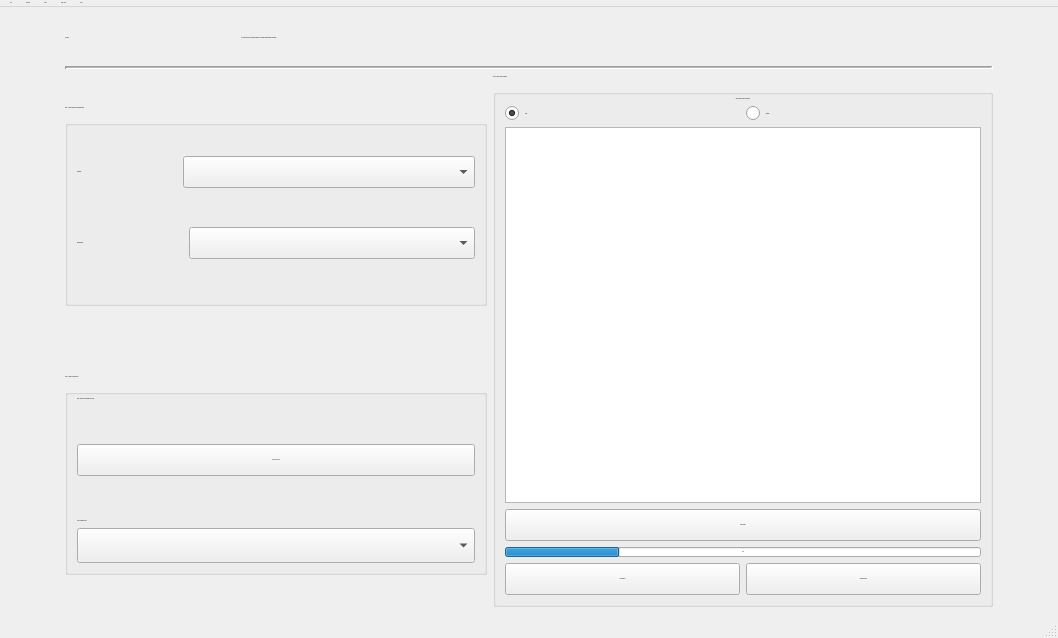
Above: CASPER_main.ui from TrinhLab/CASPERapp before the change. Below: the same form after it.
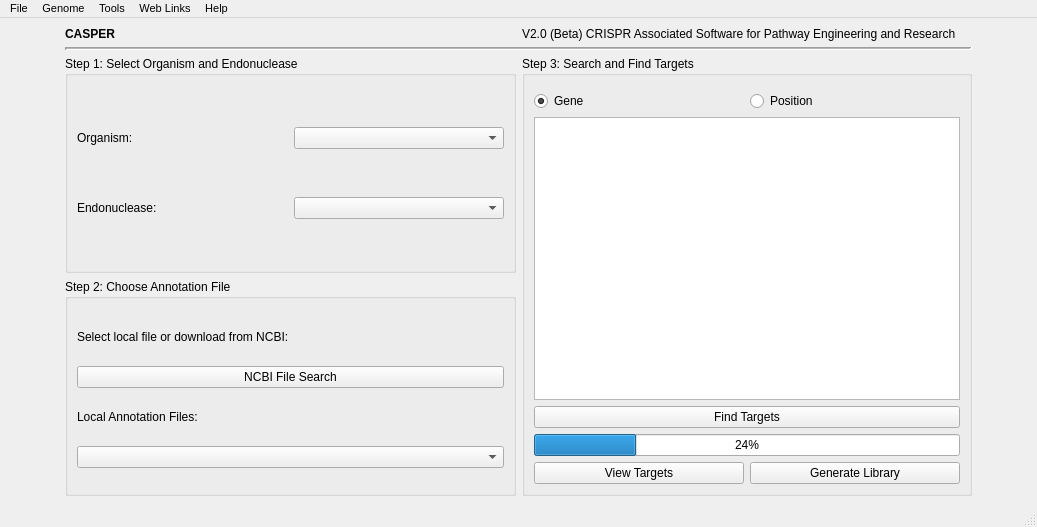
That is the form after the change.

Commit message: error logging finished for all classes in main.py. Also adding support for dynamic scaling in startup window and main windows.

The edit to the form file:
```diff
--- a/CASPER_main.ui
+++ b/CASPER_main.ui
@@ -9,14 +9,13 @@
    <rect>
     <x>0</x>
     <y>0</y>
-    <width>1058</width>
-    <height>638</height>
+    <width>1037</width>
+    <height>527</height>
    </rect>
   </property>
   <property name="font">
    <font>
     <family>Arial</family>
-    <pointsize>-1</pointsize>
     <weight>50</weight>
     <italic>false</italic>
     <bold>false</bold>
@@ -29,6 +28,11 @@
    <string notr="true">font: 16px 'Arial';</string>
   </property>
   <widget class="QWidget" name="centralwidget">
+   <property name="font">
+    <font>
+     <family>Arial</family>
+    </font>
+   </property>
    <property name="styleSheet">
     <string notr="true"/>
    </property>
@@ -41,7 +45,7 @@
       <item row="0" column="0" rowspan="2">
        <widget class="QGroupBox" name="Step1">
         <property name="sizePolicy">
-         <sizepolicy hsizetype="Minimum" vsizetype="Preferred">
+         <sizepolicy hsizetype="Preferred" vsizetype="Preferred">
           <horstretch>0</horstretch>
           <verstretch>0</verstretch>
          </sizepolicy>
@@ -55,13 +59,12 @@
         <property name="maximumSize">
          <size>
           <width>16777215</width>
-          <height>200</height>
+          <height>16777215</height>
          </size>
         </property>
         <property name="font">
          <font>
           <family>Arial</family>
-          <pointsize>-1</pointsize>
           <weight>50</weight>
           <italic>false</italic>
           <bold>false</bold>
@@ -76,9 +79,15 @@
         <layout class="QGridLayout" name="gridLayout">
          <item row="0" column="0">
           <widget class="QLabel" name="label_2">
+           <property name="sizePolicy">
+            <sizepolicy hsizetype="Preferred" vsizetype="Fixed">
+             <horstretch>0</horstretch>
+             <verstretch>0</verstretch>
+            </sizepolicy>
+           </property>
            <property name="minimumSize">
             <size>
-             <width>100</width>
+             <width>0</width>
              <height>0</height>
             </size>
            </property>
@@ -91,7 +100,6 @@
            <property name="font">
             <font>
              <family>Arial</family>
-             <pointsize>-1</pointsize>
              <weight>50</weight>
              <italic>false</italic>
              <bold>false</bold>
@@ -105,21 +113,21 @@
            </property>
           </widget>
          </item>
-         <item row="0" column="1" colspan="2">
+         <item row="0" column="2">
           <widget class="QComboBox" name="orgChoice">
            <property name="enabled">
             <bool>true</bool>
            </property>
            <property name="sizePolicy">
-            <sizepolicy hsizetype="Expanding" vsizetype="Fixed">
+            <sizepolicy hsizetype="Preferred" vsizetype="Fixed">
              <horstretch>0</horstretch>
              <verstretch>0</verstretch>
             </sizepolicy>
            </property>
            <property name="minimumSize">
             <size>
-             <width>200</width>
-             <height>32</height>
+             <width>0</width>
+             <height>0</height>
             </size>
            </property>
            <property name="maximumSize">
@@ -128,20 +136,29 @@
              <height>16777215</height>
             </size>
            </property>
+           <property name="font">
+            <font>
+             <family>Arial</family>
+             <pointsize>8</pointsize>
+             <weight>50</weight>
+             <italic>false</italic>
+             <bold>false</bold>
+            </font>
+           </property>
           </widget>
          </item>
          <item row="1" column="2">
           <widget class="QComboBox" name="endoChoice">
            <property name="sizePolicy">
-            <sizepolicy hsizetype="Expanding" vsizetype="Fixed">
+            <sizepolicy hsizetype="Preferred" vsizetype="Fixed">
              <horstretch>0</horstretch>
              <verstretch>0</verstretch>
             </sizepolicy>
            </property>
            <property name="minimumSize">
             <size>
-             <width>200</width>
-             <height>32</height>
+             <width>0</width>
+             <height>0</height>
             </size>
            </property>
            <property name="maximumSize">
@@ -150,10 +167,25 @@
              <height>16777215</height>
             </size>
            </property>
+           <property name="font">
+            <font>
+             <family>Arial</family>
+             <pointsize>8</pointsize>
+             <weight>50</weight>
+             <italic>false</italic>
+             <bold>false</bold>
+            </font>
+           </property>
           </widget>
          </item>
-         <item row="1" column="0" colspan="2">
+         <item row="1" column="0">
           <widget class="QLabel" name="label">
+           <property name="sizePolicy">
+            <sizepolicy hsizetype="Preferred" vsizetype="Fixed">
+             <horstretch>0</horstretch>
+             <verstretch>0</verstretch>
+            </sizepolicy>
+           </property>
            <property name="minimumSize">
             <size>
              <width>0</width>
@@ -169,7 +201,6 @@
            <property name="font">
             <font>
              <family>Arial</family>
-             <pointsize>-1</pointsize>
              <weight>50</weight>
              <italic>false</italic>
              <bold>false</bold>
@@ -189,7 +220,7 @@
       <item row="2" column="0" rowspan="2">
        <widget class="QGroupBox" name="Step2">
         <property name="sizePolicy">
-         <sizepolicy hsizetype="Minimum" vsizetype="Preferred">
+         <sizepolicy hsizetype="Preferred" vsizetype="Preferred">
           <horstretch>0</horstretch>
           <verstretch>0</verstretch>
          </sizepolicy>
@@ -203,9 +234,14 @@
         <property name="maximumSize">
          <size>
           <width>16777215</width>
-          <height>200</height>
+          <height>16777215</height>
          </size>
         </property>
+        <property name="font">
+         <font>
+          <family>Arial</family>
+         </font>
+        </property>
         <property name="styleSheet">
          <string notr="true"/>
         </property>
@@ -216,40 +252,23 @@
          <property name="topMargin">
           <number>15</number>
          </property>
-         <item row="3" column="1">
-          <widget class="QLabel" name="label_3">
-           <property name="minimumSize">
-            <size>
-             <width>0</width>
-             <height>32</height>
-            </size>
-           </property>
-           <property name="maximumSize">
-            <size>
-             <width>1000</width>
-             <height>103247</height>
-            </size>
-           </property>
-           <property name="text">
-            <string>Local Annotation Files:</string>
-           </property>
-           <property name="alignment">
-            <set>Qt::AlignBottom|Qt::AlignLeading|Qt::AlignLeft</set>
-           </property>
-          </widget>
-         </item>
          <item row="1" column="1" colspan="2">
           <widget class="QLabel" name="label_4">
+           <property name="sizePolicy">
+            <sizepolicy hsizetype="Preferred" vsizetype="Fixed">
+             <horstretch>0</horstretch>
+             <verstretch>0</verstretch>
+            </sizepolicy>
+           </property>
            <property name="maximumSize">
             <size>
-             <width>10000</width>
-             <height>40</height>
+             <width>16777215</width>
+             <height>16777215</height>
             </size>
            </property>
            <property name="font">
             <font>
              <family>Arial</family>
-             <pointsize>-1</pointsize>
              <weight>50</weight>
              <italic>false</italic>
              <bold>false</bold>
@@ -262,16 +281,22 @@
             <string>Select local file or download from NCBI:</string>
            </property>
            <property name="alignment">
-            <set>Qt::AlignLeading|Qt::AlignLeft|Qt::AlignTop</set>
+            <set>Qt::AlignBottom|Qt::AlignLeading|Qt::AlignLeft</set>
            </property>
           </widget>
          </item>
          <item row="2" column="1" colspan="2">
           <widget class="QPushButton" name="launch_ncbi_button">
+           <property name="sizePolicy">
+            <sizepolicy hsizetype="Preferred" vsizetype="Fixed">
+             <horstretch>0</horstretch>
+             <verstretch>0</verstretch>
+            </sizepolicy>
+           </property>
            <property name="minimumSize">
             <size>
              <width>0</width>
-             <height>32</height>
+             <height>0</height>
             </size>
            </property>
            <property name="maximumSize">
@@ -280,6 +305,11 @@
              <height>16777215</height>
             </size>
            </property>
+           <property name="font">
+            <font>
+             <family>Arial</family>
+            </font>
+           </property>
            <property name="text">
             <string>NCBI File Search</string>
            </property>
@@ -288,27 +318,26 @@
          <item row="4" column="1" colspan="2">
           <widget class="QComboBox" name="annotation_files">
            <property name="sizePolicy">
-            <sizepolicy hsizetype="Fixed" vsizetype="Fixed">
+            <sizepolicy hsizetype="Preferred" vsizetype="Fixed">
              <horstretch>0</horstretch>
              <verstretch>0</verstretch>
             </sizepolicy>
            </property>
            <property name="minimumSize">
             <size>
-             <width>20</width>
+             <width>0</width>
              <height>0</height>
             </size>
            </property>
            <property name="maximumSize">
             <size>
-             <width>500</width>
-             <height>35</height>
+             <width>16777215</width>
+             <height>16777215</height>
             </size>
            </property>
            <property name="font">
             <font>
              <family>Arial</family>
-             <pointsize>-1</pointsize>
              <weight>50</weight>
              <italic>false</italic>
              <bold>false</bold>
@@ -316,21 +345,54 @@
            </property>
           </widget>
          </item>
+         <item row="3" column="1" colspan="2">
+          <widget class="QLabel" name="label_3">
+           <property name="sizePolicy">
+            <sizepolicy hsizetype="Preferred" vsizetype="Fixed">
+             <horstretch>0</horstretch>
+             <verstretch>0</verstretch>
+            </sizepolicy>
+           </property>
+           <property name="minimumSize">
+            <size>
+             <width>0</width>
+             <height>0</height>
+            </size>
+           </property>
+           <property name="maximumSize">
+            <size>
+             <width>16777215</width>
+             <height>16777215</height>
+            </size>
+           </property>
+           <property name="font">
+            <font>
+             <family>Arial</family>
+            </font>
+           </property>
+           <property name="text">
+            <string>Local Annotation Files:</string>
+           </property>
+           <property name="alignment">
+            <set>Qt::AlignBottom|Qt::AlignLeading|Qt::AlignLeft</set>
+           </property>
+          </widget>
+         </item>
         </layout>
        </widget>
       </item>
       <item row="0" column="1" rowspan="4">
        <widget class="QGroupBox" name="Step3">
         <property name="sizePolicy">
-         <sizepolicy hsizetype="Expanding" vsizetype="Expanding">
+         <sizepolicy hsizetype="Preferred" vsizetype="Preferred">
           <horstretch>0</horstretch>
           <verstretch>0</verstretch>
          </sizepolicy>
         </property>
         <property name="minimumSize">
          <size>
-          <width>500</width>
-          <height>500</height>
+          <width>0</width>
+          <height>0</height>
          </size>
         </property>
         <property name="maximumSize">
@@ -339,6 +401,11 @@
           <height>16777215</height>
          </size>
         </property>
+        <property name="font">
+         <font>
+          <family>Arial</family>
+         </font>
+        </property>
         <property name="styleSheet">
          <string notr="true"/>
         </property>
@@ -349,21 +416,71 @@
          <property name="topMargin">
           <number>15</number>
          </property>
-         <item row="6" column="0">
-          <widget class="QPushButton" name="pushButton_ViewTargets">
+         <item row="1" column="0" colspan="2">
+          <widget class="QPlainTextEdit" name="geneEntryField">
+           <property name="sizePolicy">
+            <sizepolicy hsizetype="Expanding" vsizetype="Expanding">
+             <horstretch>0</horstretch>
+             <verstretch>0</verstretch>
+            </sizepolicy>
+           </property>
+           <property name="minimumSize">
+            <size>
+             <width>250</width>
+             <height>0</height>
+            </size>
+           </property>
+           <property name="maximumSize">
+            <size>
+             <width>16777215</width>
+             <height>16777215</height>
+            </size>
+           </property>
+           <property name="font">
+            <font>
+             <family>Arial</family>
+            </font>
+           </property>
+          </widget>
+         </item>
+         <item row="5" column="1">
+          <widget class="QPushButton" name="GenerateLibrary">
+           <property name="sizePolicy">
+            <sizepolicy hsizetype="Preferred" vsizetype="Fixed">
+             <horstretch>0</horstretch>
+             <verstretch>0</verstretch>
+            </sizepolicy>
+           </property>
            <property name="minimumSize">
             <size>
              <width>0</width>
-             <height>32</height>
+             <height>0</height>
+            </size>
+           </property>
+           <property name="maximumSize">
+            <size>
+             <width>1000</width>
+             <height>16777215</height>
             </size>
            </property>
            <property name="text">
-            <string>View Targets</string>
+            <string>Generate Library</string>
            </property>
           </widget>
          </item>
-         <item row="1" column="0">
+         <item row="0" column="0">
           <widget class="QRadioButton" name="radioButton_Gene">
+           <property name="sizePolicy">
+            <sizepolicy hsizetype="Preferred" vsizetype="Fixed">
+             <horstretch>0</horstretch>
+             <verstretch>0</verstretch>
+            </sizepolicy>
+           </property>
+           <property name="font">
+            <font>
+             <family>Arial</family>
+            </font>
+           </property>
            <property name="text">
             <string>Gene</string>
            </property>
@@ -372,74 +489,52 @@
            </property>
           </widget>
          </item>
-         <item row="1" column="1">
-          <widget class="QRadioButton" name="radioButton_Position">
-           <property name="text">
-            <string>Position</string>
-           </property>
-          </widget>
-         </item>
-         <item row="5" column="0" colspan="2">
+         <item row="4" column="0" colspan="2">
           <widget class="QProgressBar" name="progressBar">
+           <property name="sizePolicy">
+            <sizepolicy hsizetype="Preferred" vsizetype="Fixed">
+             <horstretch>0</horstretch>
+             <verstretch>0</verstretch>
+            </sizepolicy>
+           </property>
            <property name="value">
             <number>24</number>
            </property>
           </widget>
          </item>
+         <item row="0" column="1">
+          <widget class="QRadioButton" name="radioButton_Position">
+           <property name="sizePolicy">
+            <sizepolicy hsizetype="Preferred" vsizetype="Fixed">
+             <horstretch>0</horstretch>
+             <verstretch>0</verstretch>
+            </sizepolicy>
+           </property>
+           <property name="font">
+            <font>
+             <family>Arial</family>
+            </font>
+           </property>
+           <property name="text">
+            <string>Position</string>
+           </property>
+          </widget>
+         </item>
          <item row="2" column="0" colspan="2">
-          <widget class="QPlainTextEdit" name="geneEntryField">
-           <property name="minimumSize">
-            <size>
-             <width>400</width>
-             <height>0</height>
-            </size>
-           </property>
-           <property name="maximumSize">
-            <size>
-             <width>16777215</width>
-             <height>16777215</height>
-            </size>
-           </property>
-          </widget>
-         </item>
-         <item row="6" column="1">
-          <widget class="QPushButton" name="GenerateLibrary">
-           <property name="minimumSize">
-            <size>
-             <width>0</width>
-             <height>32</height>
-            </size>
-           </property>
-           <property name="maximumSize">
-            <size>
-             <width>1000</width>
-             <height>16777215</height>
-            </size>
-           </property>
-           <property name="text">
-            <string>Generate Library</string>
-           </property>
-          </widget>
-         </item>
-         <item row="0" column="0" colspan="2">
-          <widget class="QLabel" name="seq_label">
-           <property name="text">
-            <string>Input Custom Sequences Below:</string>
-           </property>
-           <property name="alignment">
-            <set>Qt::AlignCenter</set>
-           </property>
-          </widget>
-         </item>
-         <item row="3" column="0" colspan="2">
           <widget class="QPushButton" name="pushButton_FindTargets">
            <property name="enabled">
             <bool>true</bool>
            </property>
+           <property name="sizePolicy">
+            <sizepolicy hsizetype="Preferred" vsizetype="Fixed">
+             <horstretch>0</horstretch>
+             <verstretch>0</verstretch>
+            </sizepolicy>
+           </property>
            <property name="minimumSize">
             <size>
              <width>0</width>
-             <height>32</height>
+             <height>0</height>
             </size>
            </property>
            <property name="text">
@@ -447,6 +542,25 @@
            </property>
           </widget>
          </item>
+         <item row="5" column="0">
+          <widget class="QPushButton" name="pushButton_ViewTargets">
+           <property name="sizePolicy">
+            <sizepolicy hsizetype="Preferred" vsizetype="Fixed">
+             <horstretch>0</horstretch>
+             <verstretch>0</verstretch>
+            </sizepolicy>
+           </property>
+           <property name="minimumSize">
+            <size>
+             <width>0</width>
+             <height>0</height>
+            </size>
+           </property>
+           <property name="text">
+            <string>View Targets</string>
+           </property>
+          </widget>
+         </item>
         </layout>
        </widget>
       </item>
@@ -454,22 +568,27 @@
     </item>
     <item row="1" column="2" alignment="Qt::AlignLeft">
      <widget class="QLabel" name="label_7">
+      <property name="sizePolicy">
+       <sizepolicy hsizetype="Preferred" vsizetype="Fixed">
+        <horstretch>0</horstretch>
+        <verstretch>0</verstretch>
+       </sizepolicy>
+      </property>
       <property name="minimumSize">
        <size>
-        <width>730</width>
-        <height>30</height>
+        <width>0</width>
+        <height>0</height>
        </size>
       </property>
       <property name="maximumSize">
        <size>
-        <width>730</width>
-        <height>100</height>
+        <width>16777215</width>
+        <height>16777215</height>
        </size>
       </property>
       <property name="font">
        <font>
         <family>Arial</family>
-        <pointsize>-1</pointsize>
         <weight>50</weight>
         <italic>false</italic>
         <bold>false</bold>
@@ -507,18 +626,31 @@
     </item>
     <item row="1" column="1">
      <widget class="QLabel" name="label_8">
+      <property name="sizePolicy">
+       <sizepolicy hsizetype="Preferred" vsizetype="Fixed">
+        <horstretch>0</horstretch>
+        <verstretch>0</verstretch>
+       </sizepolicy>
+      </property>
       <property name="minimumSize">
        <size>
-        <width>170</width>
-        <height>44</height>
+        <width>0</width>
+        <height>0</height>
        </size>
       </property>
       <property name="maximumSize">
        <size>
-        <width>170</width>
-        <height>44</height>
+        <width>16777215</width>
+        <height>16777215</height>
        </size>
       </property>
+      <property name="font">
+       <font>
+        <family>Arial</family>
+        <weight>75</weight>
+        <bold>true</bold>
+       </font>
+      </property>
       <property name="styleSheet">
        <string notr="true">font: bold 30px 'Arial';</string>
       </property>
@@ -572,10 +704,16 @@
     <rect>
      <x>0</x>
      <y>0</y>
-     <width>1058</width>
-     <height>24</height>
+     <width>1037</width>
+     <height>20</height>
     </rect>
    </property>
+   <property name="font">
+    <font>
+     <family>Arial</family>
+     <pointsize>8</pointsize>
+    </font>
+   </property>
    <widget class="QMenu" name="menuFile">
     <property name="title">
      <string>File</string>
@@ -620,7 +758,14 @@
    <addaction name="menuWindow"/>
    <addaction name="menuHelp"/>
   </widget>
-  <widget class="QStatusBar" name="statusbar"/>
+  <widget class="QStatusBar" name="statusbar">
+   <property name="font">
+    <font>
+     <family>Arial</family>
+     <pointsize>8</pointsize>
+    </font>
+   </property>
+  </widget>
   <action name="actionNew">
    <property name="text">
     <string>New</string>
```
Left out of the diff: 49 changed lines with no effect on the pictures. The commit also changes 4 other files.
